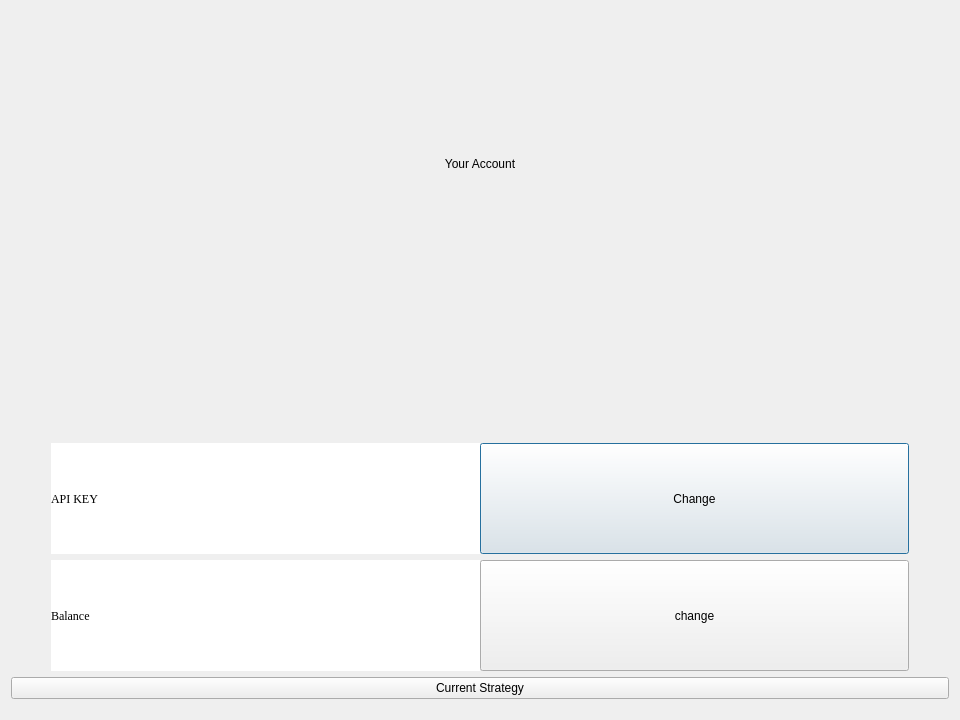
This is MarketGame/account.ui in plagentile/Market_Game as Qt 5 draws it before an edit. The edited form follows.
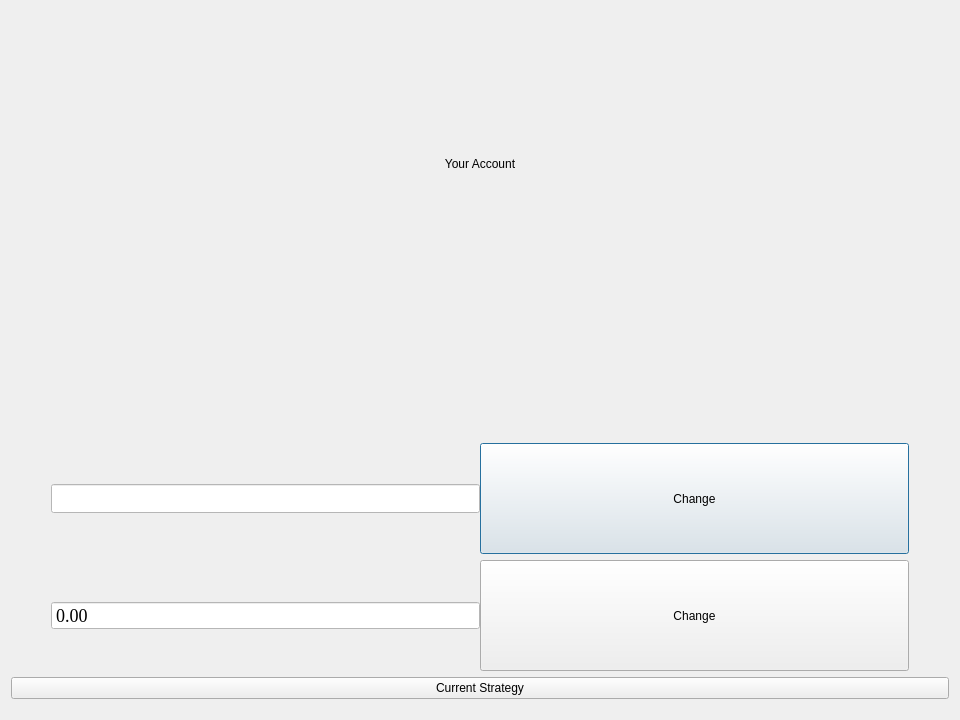
This is the edited form.

Commit message: Added ability to change key and balance on the fly

The edit to the form file:
```diff
--- a/MarketGame/account.ui
+++ b/MarketGame/account.ui
@@ -14,10 +14,10 @@
    <string>Account Overview</string>
   </property>
   <property name="styleSheet">
-   <string notr="true">#APIKeyLabel, #balanceLabel
+   <string notr="true">#APIKeyLineEdit, #balanceSpinBox
 {
 	background-color: white;
-	font-size: 12px;
+	font-size: 18px;
 	font-family: Georgia;
 }</string>
   </property>
@@ -113,15 +113,15 @@
         </spacer>
        </item>
        <item>
-        <widget class="QLabel" name="APIKeyLabel">
+        <widget class="QLineEdit" name="APIKeyLineEdit">
          <property name="sizePolicy">
-          <sizepolicy hsizetype="Preferred" vsizetype="Minimum">
+          <sizepolicy hsizetype="Preferred" vsizetype="Fixed">
            <horstretch>0</horstretch>
            <verstretch>0</verstretch>
           </sizepolicy>
          </property>
-         <property name="text">
-          <string>API KEY</string>
+         <property name="readOnly">
+          <bool>true</bool>
          </property>
         </widget>
        </item>
@@ -178,28 +178,28 @@
         </spacer>
        </item>
        <item>
-        <widget class="QLabel" name="balanceLabel">
-         <property name="sizePolicy">
-          <sizepolicy hsizetype="Preferred" vsizetype="Preferred">
-           <horstretch>0</horstretch>
-           <verstretch>0</verstretch>
-          </sizepolicy>
+        <widget class="QDoubleSpinBox" name="balanceSpinBox">
+         <property name="readOnly">
+          <bool>true</bool>
          </property>
-         <property name="text">
-          <string>Balance</string>
+         <property name="buttonSymbols">
+          <enum>QAbstractSpinBox::NoButtons</enum>
+         </property>
+         <property name="maximum">
+          <double>1000000000.000000000000000</double>
          </property>
         </widget>
        </item>
        <item>
         <widget class="QPushButton" name="changeBalanceButton">
          <property name="sizePolicy">
-          <sizepolicy hsizetype="Minimum" vsizetype="Preferred">
+          <sizepolicy hsizetype="Preferred" vsizetype="Preferred">
            <horstretch>0</horstretch>
            <verstretch>0</verstretch>
           </sizepolicy>
          </property>
          <property name="text">
-          <string>change</string>
+          <string>Change</string>
          </property>
         </widget>
        </item>
```
Left out of the diff: 4 changed lines with no effect on the pictures. The commit also changes 2 other files.
